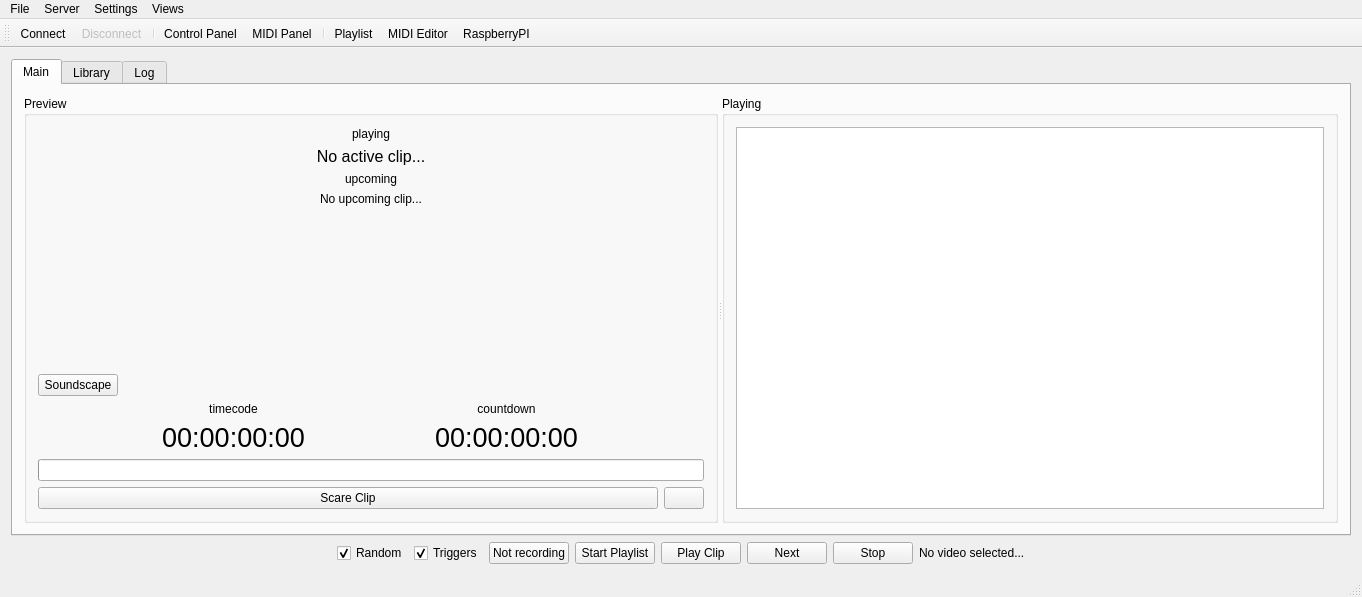
First picture: the form in CuteCaspar/MainWindow.ui, repository geertdaelemans/CuteCaspar, before the edit.
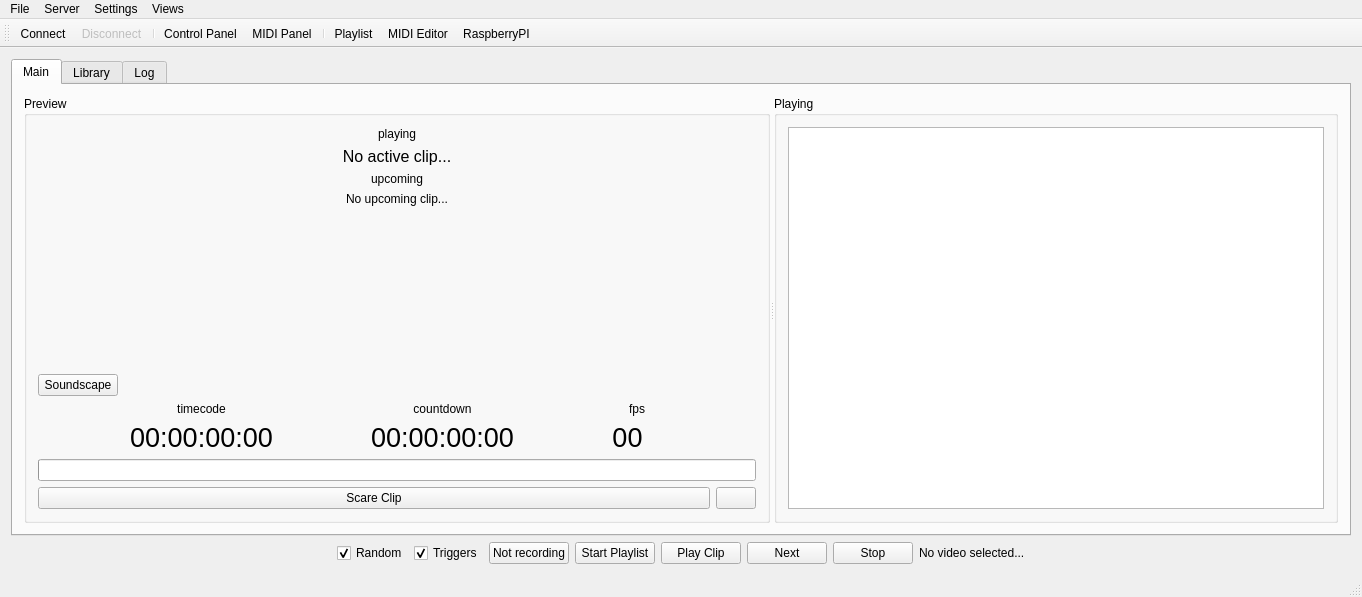
Second picture: the form after the edit. Icons and pictures are not drawn.

Commit message: #22 Added the FPS parameter to the GUI

What changed in the file:
```diff
--- a/CuteCaspar/MainWindow.ui
+++ b/CuteCaspar/MainWindow.ui
@@ -260,6 +260,56 @@
                 </item>
                </layout>
               </item>
+              <item>
+               <layout class="QVBoxLayout" name="frames">
+                <property name="sizeConstraint">
+                 <enum>QLayout::SetDefaultConstraint</enum>
+                </property>
+                <item>
+                 <widget class="QLabel" name="lblFps">
+                  <property name="sizePolicy">
+                   <sizepolicy hsizetype="Maximum" vsizetype="Preferred">
+                    <horstretch>0</horstretch>
+                    <verstretch>0</verstretch>
+                   </sizepolicy>
+                  </property>
+                  <property name="minimumSize">
+                   <size>
+                    <width>50</width>
+                    <height>0</height>
+                   </size>
+                  </property>
+                  <property name="text">
+                   <string>fps</string>
+                  </property>
+                  <property name="alignment">
+                   <set>Qt::AlignCenter</set>
+                  </property>
+                 </widget>
+                </item>
+                <item>
+                 <widget class="QLabel" name="fps">
+                  <property name="sizePolicy">
+                   <sizepolicy hsizetype="Maximum" vsizetype="Preferred">
+                    <horstretch>0</horstretch>
+                    <verstretch>0</verstretch>
+                   </sizepolicy>
+                  </property>
+                  <property name="font">
+                   <font>
+                    <pointsize>20</pointsize>
+                   </font>
+                  </property>
+                  <property name="text">
+                   <string>00</string>
+                  </property>
+                  <property name="alignment">
+                   <set>Qt::AlignCenter</set>
+                  </property>
+                 </widget>
+                </item>
+               </layout>
+              </item>
              </layout>
             </item>
             <item>
```
The commit also changes 5 other files.
